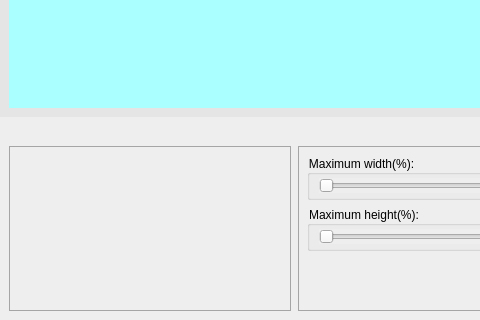
Qt form views/measurement_screen.ui (Shockmstr/FQCS_DesktopApp) before a commit; both pictures show x 0 to 480 and y 464 to 784 of the 1440 by 784 pixel window.
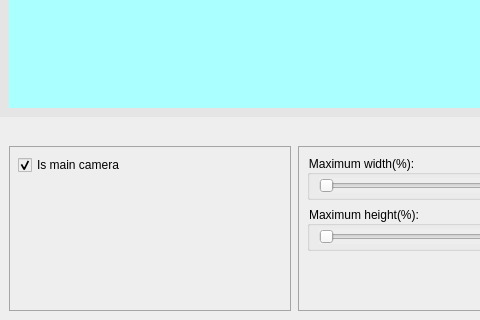
The same form after that commit.

Commit message: is main camera checkbox added

```diff
--- a/views/measurement_screen.ui
+++ b/views/measurement_screen.ui
@@ -147,7 +147,31 @@
 	border: 1px solid #A5A5A5
 }</string>
            </property>
-           <layout class="QVBoxLayout" name="verticalLayout_10"/>
+           <layout class="QVBoxLayout" name="verticalLayout_10">
+            <item>
+             <widget class="QCheckBox" name="chkMainCamera">
+              <property name="text">
+               <string>Is main camera</string>
+              </property>
+              <property name="checked">
+               <bool>true</bool>
+              </property>
+             </widget>
+            </item>
+            <item>
+             <spacer name="verticalSpacer">
+              <property name="orientation">
+               <enum>Qt::Vertical</enum>
+              </property>
+              <property name="sizeHint" stdset="0">
+               <size>
+                <width>20</width>
+                <height>40</height>
+               </size>
+              </property>
+             </spacer>
+            </item>
+           </layout>
           </widget>
          </item>
          <item>
```
The commit also changes 2 other files.
